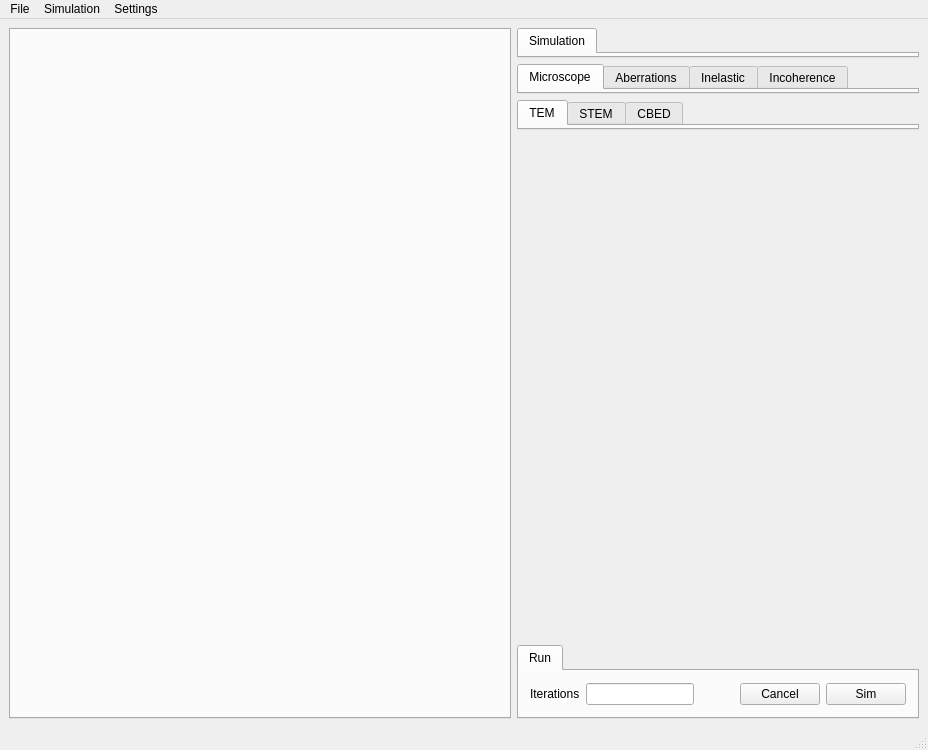
This is src/gui/mainwindow.ui in JJPPeters/clTEM as Qt 5 draws it before an edit. The edited form follows.
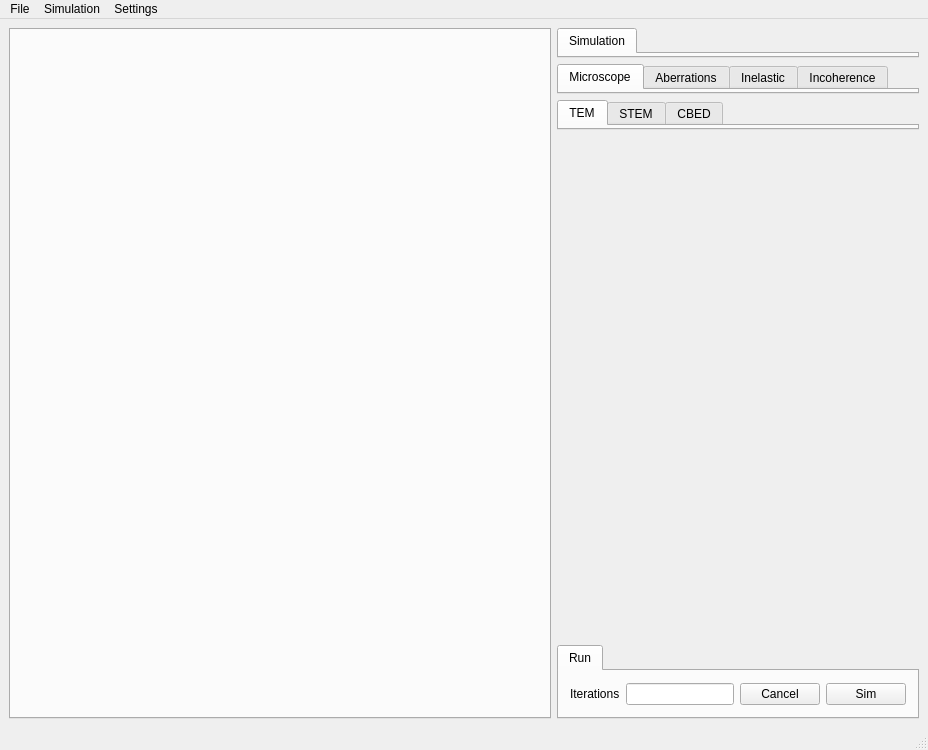
This is the edited form. Custom widgets are drawn as their Qt base class.

Diff of the .ui file:
```diff
--- a/src/gui/mainwindow.ui
+++ b/src/gui/mainwindow.ui
@@ -220,8 +220,8 @@
                 </property>
                 <property name="sizeHint" stdset="0">
                  <size>
-                  <width>40</width>
-                  <height>20</height>
+                  <width>0</width>
+                  <height>0</height>
                  </size>
                 </property>
                </spacer>
@@ -463,6 +463,11 @@
  </widget>
  <layoutdefault spacing="6" margin="11"/>
  <customwidgets>
+  <customwidget>
+   <class>EditUnitsBox</class>
+   <extends>QLineEdit</extends>
+   <header>controls/editunitsbox.h</header>
+  </customwidget>
   <customwidget>
    <class>tabPanel</class>
    <extends>QTabWidget</extends>
```
Left out of the diff: 2 changed lines with no effect on the pictures.
